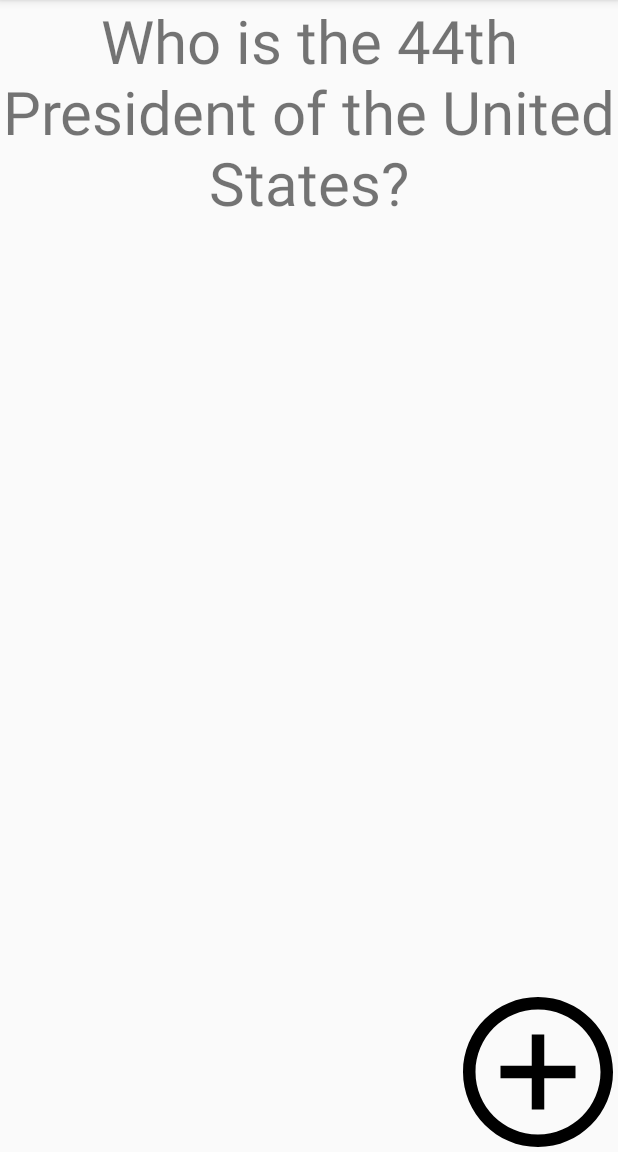
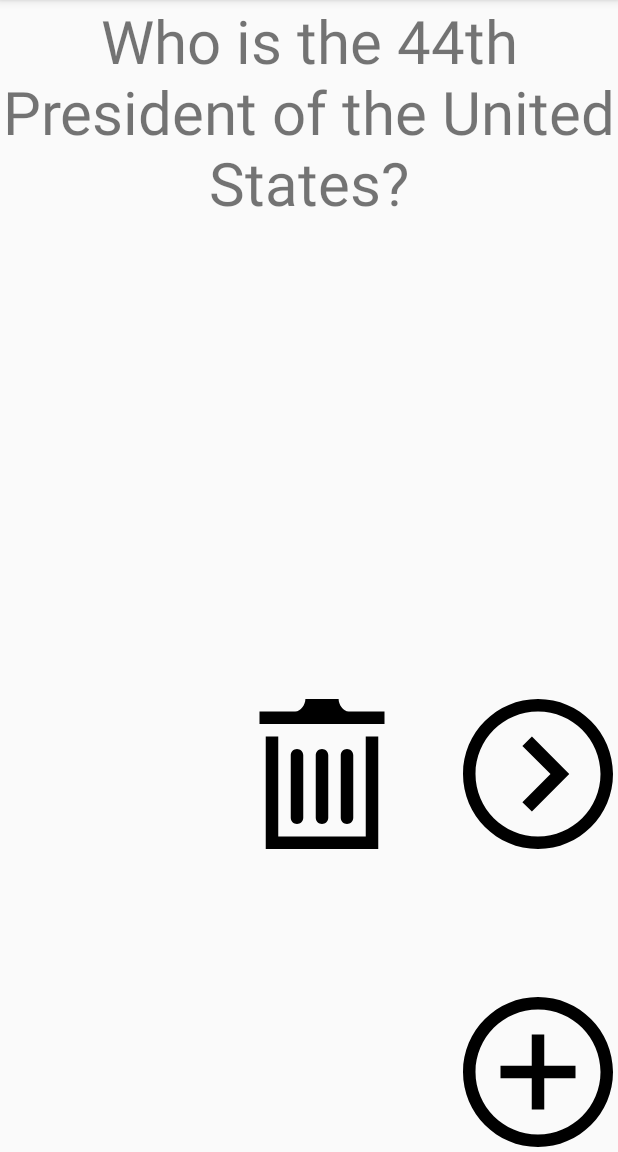
Before and after one commit to AlynMing/Flashcard-Android-App, an Android app: the screen it shows after launch (MainActivity), on a phone screen of 412 x 824 dp, the part 84-1236 px from its top. Run offline under Robolectric (Android 15) with nearby library versions, the phone set to English and light mode, and no system bars; our stand-ins replace Room's generated code.

Commit message:
Working on delete button

```diff
--- a/app/build.gradle
+++ b/app/build.gradle
@@ -26,4 +26,7 @@
     testImplementation 'junit:junit:4.12'
     androidTestImplementation 'androidx.test.ext:junit:1.1.0'
     androidTestImplementation 'androidx.test.espresso:espresso-core:3.1.1'
+    implementation "android.arch.persistence.room:runtime:1.1.1"
+    annotationProcessor "android.arch.persistence.room:compiler:1.1.1"
+    debugImplementation 'com.amitshekhar.android:debug-db:1.0.4'
 }
--- /dev/null
+++ b/app/src/main/java/com/example/lab1_codepath/AppDatabase.java
@@ -0,0 +1,9 @@
+package com.example.lab1_codepath;
+
+import androidx.room.Database;
+import androidx.room.RoomDatabase;
+
+@Database(entities = {Flashcard.class}, version = 1)
+public abstract class AppDatabase extends RoomDatabase {
+    public abstract FlashcardDao flashcardDao();
+}
--- /dev/null
+++ b/app/src/main/java/com/example/lab1_codepath/FlashcardDao.java
@@ -0,0 +1,25 @@
+package com.example.lab1_codepath;
+
+import androidx.room.Dao;
+import androidx.room.Delete;
+import androidx.room.Insert;
+import androidx.room.OnConflictStrategy;
+import androidx.room.Query;
+import androidx.room.Update;
+
+import java.util.List;
+
+@Dao
+public interface FlashcardDao {
+    @Query("SELECT * FROM flashcard")
+    List<Flashcard> getAll();
+
+    @Insert
+    void insertAll(Flashcard... flashcards);
+
+    @Delete
+    void delete(Flashcard flashcard);
+
+    @Update(onConflict = OnConflictStrategy.REPLACE)
+    void update(Flashcard flashcard);
+}
--- /dev/null
+++ b/app/src/main/java/com/example/lab1_codepath/FlashcardDatabase.java
@@ -0,0 +1,38 @@
+package com.example.lab1_codepath;
+
+import android.content.Context;
+import androidx.room.Room;
+import java.util.List;
+
+public class FlashcardDatabase {
+    private final AppDatabase db;
+
+    FlashcardDatabase(Context context) {
+        db = Room.databaseBuilder(context.getApplicationContext(),
+                AppDatabase.class, "flashcard-database")
+                .allowMainThreadQueries()
+                .fallbackToDestructiveMigration()
+                .build();
+    }
+
+    public List<Flashcard> getAllCards() {
+        return db.flashcardDao().getAll();
+    }
+
+    public void insertCard(Flashcard flashcard) {
+        db.flashcardDao().insertAll(flashcard);
+    }
+
+    public void deleteCard(String flashcardQuestion) {
+        List<Flashcard> allCards = db.flashcardDao().getAll();
+        for (Flashcard f : allCards) {
+            if (f.getQuestion().equals(flashcardQuestion)) {
+                db.flashcardDao().delete(f);
+            }
+        }
+    }
+
+    public void updateCard(Flashcard flashcard) {
+        db.flashcardDao().update(flashcard);
+    }
+}
--- a/app/src/main/java/com/example/lab1_codepath/MainActivity.java
+++ b/app/src/main/java/com/example/lab1_codepath/MainActivity.java
@@ -7,12 +7,32 @@
 
 import androidx.appcompat.app.AppCompatActivity;
 
+import java.util.List;
+
 public class MainActivity extends AppCompatActivity {
+
+    // to get an instance of the database
+    FlashcardDatabase flashcardDatabase;
+    // List that holds the flashcard objects
+    List<Flashcard> allFlashcards;
+    // Index of the card to be displayed, starts at 0 (first card)
+    int currentCardDisplayedIndex = 0;
 
     @Override
     protected void onCreate(Bundle savedInstanceState) {
         super.onCreate(savedInstanceState);
         setContentView(R.layout.activity_main);
+
+        flashcardDatabase = new FlashcardDatabase(getApplicationContext());
+        // Access the cards
+        allFlashcards = flashcardDatabase.getAllCards();
+
+        // Check if the list of flashcards is empty
+        // If not, display a saved flashcard
+        if (allFlashcards != null && allFlashcards.size() > 0) {
+            ((TextView) findViewById(R.id.flashcard_question)).setText(allFlashcards.get(0).getQuestion());
+            ((TextView) findViewById(R.id.flashcard_answer)).setText(allFlashcards.get(0).getAnswer());
+        }
 
         findViewById(R.id.flashcard_question).setOnClickListener(new View.OnClickListener() {
             @Override
@@ -39,6 +59,35 @@
             }
         });
 
+        // Next button that changes flashcards
+        findViewById(R.id.nextButton).setOnClickListener(new View.OnClickListener() {
+            @Override
+            public void onClick(View v) {
+                // advance our pointer index so we can show the next card
+                currentCardDisplayedIndex++;
+
+                // make sure we don't get an IndexOutOfBoundsError if we are viewing the last indexed card in our list
+                if (currentCardDisplayedIndex > allFlashcards.size() - 1) {
+                    currentCardDisplayedIndex = 0;
+                }
+
+                // set the question and answer TextViews with data from the database
+                ((TextView) findViewById(R.id.flashcard_question)).setText(allFlashcards.get(currentCardDisplayedIndex).getQuestion());
+                ((TextView) findViewById(R.id.flashcard_answer)).setText(allFlashcards.get(currentCardDisplayedIndex).getAnswer());
+            }
+        });
+
+        // Button to delete flashcards
+        findViewById(R.id.deleteTrashButton).setOnClickListener(new View.OnClickListener() {
+            @Override
+            public void onClick(View v) {
+                flashcardDatabase.deleteCard(((TextView) findViewById(R.id.flashcard_question)).getText().toString());
+                // Update cards after deletion
+                allFlashcards = flashcardDatabase.getAllCards();
+            }
+        });
+
+
     }
 
     @Override
@@ -49,6 +98,12 @@
 
             ((TextView) findViewById(R.id.flashcard_question)).setText(question);
             ((TextView) findViewById(R.id.flashcard_answer)).setText(answer);
+
+            // We now need to save data into the database
+            // 'question' and 'answer' are the data extracted previously
+            flashcardDatabase.insertCard(new Flashcard(question, answer));
+            // Update list of flashcards
+            allFlashcards = flashcardDatabase.getAllCards();
         }
     }
 }
--- /dev/null
+++ b/app/src/main/res/drawable/ic_next_button.xml
@@ -0,0 +1,9 @@
+<vector xmlns:android="http://schemas.android.com/apk/res/android"
+    android:width="24dp"
+    android:height="24dp"
+    android:viewportWidth="24"
+    android:viewportHeight="24">
+  <path
+      android:fillColor="#FF000000"
+      android:pathData="M12,2c5.514,0 10,4.486 10,10s-4.486,10 -10,10 -10,-4.486 -10,-10 4.486,-10 10,-10zM12,0c-6.627,0 -12,5.373 -12,12s5.373,12 12,12 12,-5.373 12,-12 -5.373,-12 -12,-12zM14,12l-4.5,4.5 1.527,1.5 5.973,-6 -5.973,-6 -1.527,1.5 4.5,4.5z"/>
+</vector>
--- /dev/null
+++ b/app/src/main/res/drawable/ic_trash_delete_button.xml
@@ -0,0 +1,9 @@
+<vector xmlns:android="http://schemas.android.com/apk/res/android"
+    android:width="24dp"
+    android:height="24dp"
+    android:viewportWidth="24"
+    android:viewportHeight="24">
+  <path
+      android:fillColor="#FF000000"
+      android:pathData="M9,19c0,0.552 -0.448,1 -1,1s-1,-0.448 -1,-1v-10c0,-0.552 0.448,-1 1,-1s1,0.448 1,1v10zM13,19c0,0.552 -0.448,1 -1,1s-1,-0.448 -1,-1v-10c0,-0.552 0.448,-1 1,-1s1,0.448 1,1v10zM17,19c0,0.552 -0.448,1 -1,1s-1,-0.448 -1,-1v-10c0,-0.552 0.448,-1 1,-1s1,0.448 1,1v10zM22,2v2h-20v-2h5.711c0.9,0 1.631,-1.099 1.631,-2h5.315c0,0.901 0.73,2 1.631,2h5.712zM19,6v16h-14v-16h-2v18h18v-18h-2z"/>
+</vector>
--- a/app/src/main/res/layout/activity_main.xml
+++ b/app/src/main/res/layout/activity_main.xml
@@ -37,5 +37,25 @@
         android:layout_marginBottom="3dp"
         android:src="@drawable/ic_plus_icon" />
 
+    <ImageView
+        android:id="@+id/nextButton"
+        android:layout_width="100dp"
+        android:layout_height="100dp"
+        android:layout_alignParentEnd="true"
+        android:layout_alignParentBottom="true"
+        android:layout_marginEnd="3dp"
+        android:layout_marginBottom="202dp"
+        android:src="@drawable/ic_next_button" />
+
+    <ImageView
+        android:id="@+id/deleteTrashButton"
+        android:layout_width="100dp"
+        android:layout_height="100dp"
+        android:layout_alignParentEnd="true"
+        android:layout_alignParentBottom="true"
+        android:layout_marginEnd="147dp"
+        android:layout_marginBottom="202dp"
+        android:src="@drawable/ic_trash_delete_button" />
+
 
 </RelativeLayout>
```
Also changed, not shown: app/src/main/java/com/example/lab1_codepath/Flashcard.java (added, +92 -0 lines).
